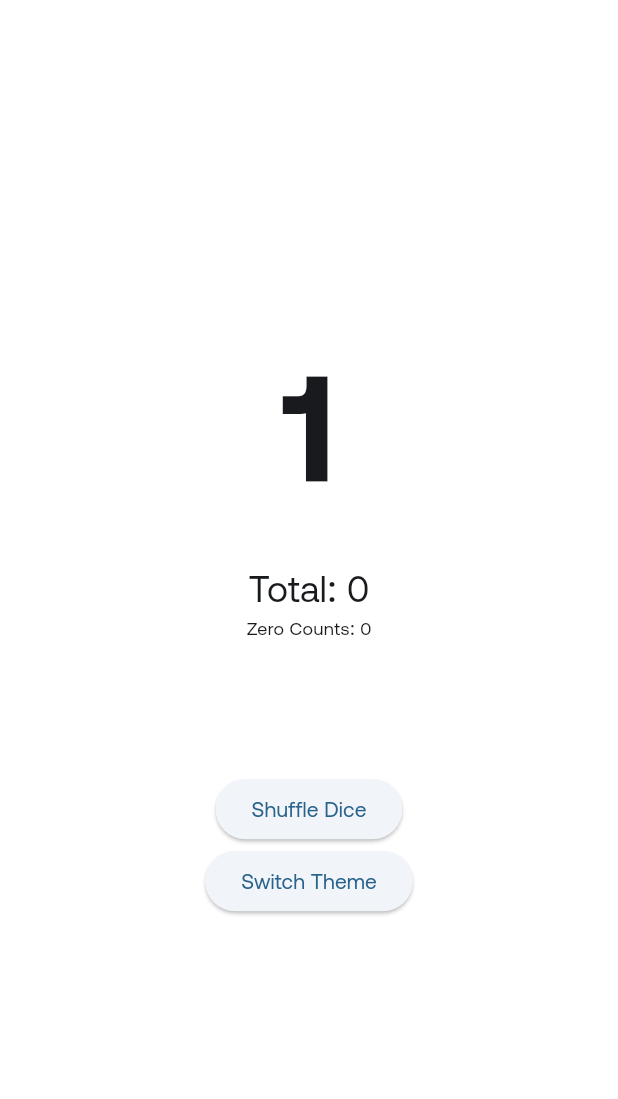
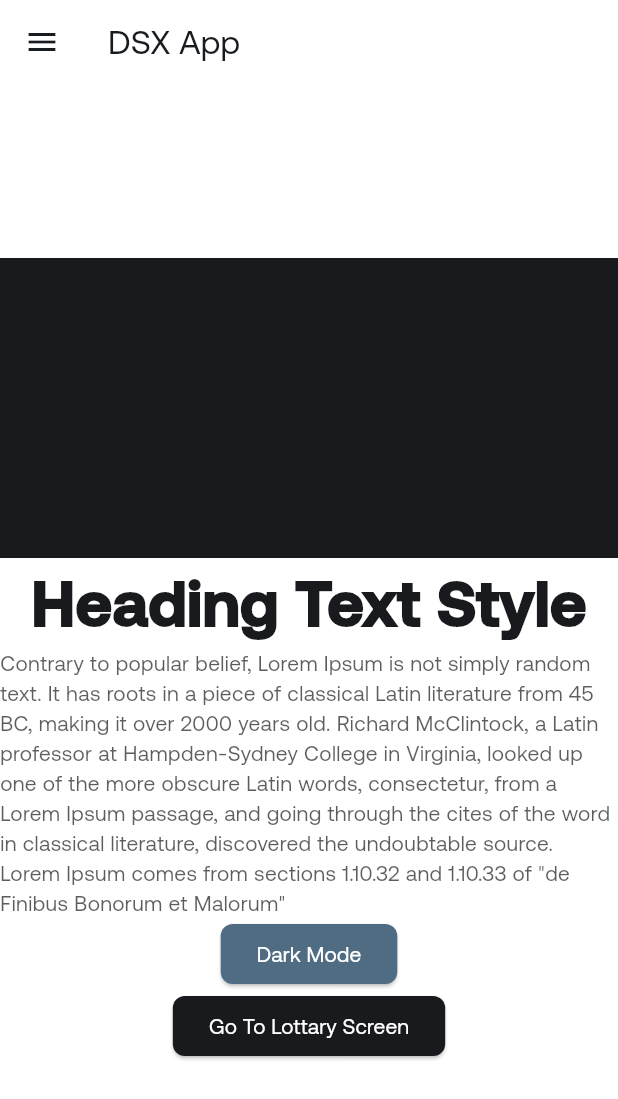
Before and after one commit to m6474n/dsx_app, a Flutter app: the screen it shows after launch, on a phone screen of 412 x 824 dp. Shown: the top 1099 px of the screen. Run offline on Flutter 3.47's test engine with Material 3 defaults, Android fonts, the phone set to English and light mode, and no system bars; our stand-ins replace firebase_core, flutter_bloc, shared_preferences; accounts and stored records are empty.

Commit message:
Theme Persistance added

```diff
--- a/lib/bloc/theme/theme_bloc.dart
+++ b/lib/bloc/theme/theme_bloc.dart
@@ -1,15 +1,33 @@
 import 'package:dsx_app/bloc/theme/theme_event.dart';
 import 'package:dsx_app/bloc/theme/theme_state.dart';
 import 'package:flutter_bloc/flutter_bloc.dart';
+import 'package:shared_preferences/shared_preferences.dart';
 
-class ThemeBloc extends Bloc<ThemeEvent,ThemeState>{
-ThemeBloc(): super(const LightMode()){
-  on<ToggleTheme>((event, emit) {
-    if(event.isDark){
-      emit(const DarkMode());
-    }else{
-      emit(const LightMode());
+class ThemeBloc extends Bloc<ThemeEvent, ThemeState> {
+  static const themeKey = 'isDarkMode';
+  ThemeBloc() : super(const LightMode()) {
+    on<ToggleTheme>(_onToggleTheme);
+    _loadSavedTheme();
+  }
+  Future<void> _onToggleTheme(
+    ThemeEvent event,
+    Emitter<ThemeState> emit,
+  ) async {
+    if (event is ToggleTheme) {
+      final prefs = await SharedPreferences.getInstance();
+      await prefs.setBool(themeKey, event.isDark);
+
+      if (event.isDark) {
+        emit(const DarkMode());
+      } else {
+        emit(const LightMode());
+      }
     }
-  },);
+  }
+
+  _loadSavedTheme() async {
+    final prefs = await SharedPreferences.getInstance();
+    final isDark = prefs.getBool(themeKey) ?? false;
+    add(ToggleTheme(isDark: isDark));
+  }
 }
-}
--- a/lib/bloc/theme/theme_state.dart
+++ b/lib/bloc/theme/theme_state.dart
@@ -6,6 +6,11 @@ abstract class ThemeState {
   final Color textColor;
   final Color bgColor;
   final Color borderColor;
+  final Color whiteColor;
+  final Color btnTextColor;
+  final double defaultBorderRadius;
+  final TextStyle headingStyle;
+  final TextStyle paragraphStyle;
 
   const ThemeState({
      this.primaryColor =  const Color(0xff506C83),
@@ -13,6 +18,12 @@ abstract class ThemeState {
      this.textColor=const Color(0xff181A1D),
      this.bgColor =Colors.white,
      this.borderColor=const Color.fromARGB(94, 80, 108, 131),
+     this.whiteColor = Colors.white,
+     this.btnTextColor = Colors.white,
+     this.headingStyle = const TextStyle(color:  Color(0xff181A1D), fontSize: 42, fontWeight: FontWeight.w900),
+ this.paragraphStyle =const TextStyle(color: Color.fromARGB(180, 24, 26, 29), fontSize: 14, fontWeight: FontWeight.w400)
+,
+     this.defaultBorderRadius = 8,
   });
 }
 
@@ -24,6 +35,9 @@ class DarkMode extends ThemeState {
           textColor: Colors.white,
           bgColor: const Color(0xff192229),
           borderColor:const Color.fromARGB(94, 80, 108, 131),
+          btnTextColor:const Color(0xff192229),
+          headingStyle: const TextStyle(color:  Color.fromARGB(255, 255, 255, 255), fontSize: 42, fontWeight: FontWeight.w900)
+          ,paragraphStyle: const TextStyle(color: Color.fromARGB(255, 186, 186, 186), fontSize: 14, fontWeight: FontWeight.w400)
         );
 }
 
@@ -35,5 +49,9 @@ class LightMode extends ThemeState {
           textColor: const Color(0xff181A1D),
           bgColor:  Colors.white,
           borderColor:const Color.fromARGB(94, 80, 108, 131),
+          btnTextColor:  Colors.white,
+            headingStyle : const TextStyle(color:  Color(0xff181A1D), fontSize: 42, fontWeight: FontWeight.w900),
+paragraphStyle :const TextStyle(color: Color.fromARGB(180, 24, 26, 29), fontSize: 14, fontWeight: FontWeight.w400)
+
         );
 }
--- /dev/null
+++ b/lib/components/buttons/primary_button.dart
@@ -0,0 +1,27 @@
+import 'package:dsx_app/bloc/theme/theme_state.dart';
+import 'package:dsx_app/helper/theme/theme_helper.dart';
+import 'package:flutter/material.dart';
+
+class PrimaryButton extends CustomTheme {
+  final String title;
+  final VoidCallback? onTap;
+  const PrimaryButton({super.key, required this.title,  this.onTap});
+
+  @override
+  Widget buildTheme(BuildContext context, ThemeState theme) {
+    return ElevatedButton(
+      style: ButtonStyle(
+        backgroundColor: WidgetStatePropertyAll(onTap!=null?  theme.primaryColor: Colors.grey),
+        foregroundColor: WidgetStatePropertyAll(theme.whiteColor),
+
+        shape: WidgetStatePropertyAll(
+          RoundedRectangleBorder(
+            borderRadius: BorderRadius.circular(theme.defaultBorderRadius),
+          ),
+        ),
+      ),
+      onPressed: onTap,
+      child: Text(title, ),
+    );
+  }
+}
--- /dev/null
+++ b/lib/components/buttons/secondary_button.dart
@@ -0,0 +1,30 @@
+import 'package:dsx_app/bloc/theme/theme_bloc.dart';
+import 'package:flutter/material.dart';
+import 'package:flutter_bloc/flutter_bloc.dart';
+
+class SecondaryButton extends StatelessWidget {
+    final String title;
+  final VoidCallback? onTap;
+  const SecondaryButton({super.key, required this.title, this.onTap});
+
+  @override
+  Widget build(BuildContext context) {
+    final theme = context.read<ThemeBloc>();
+    return  ElevatedButton(
+                  style: ButtonStyle(
+                  backgroundColor: WidgetStatePropertyAll(onTap!=null?  theme.state.textColor: Colors.grey ),
+                  foregroundColor: WidgetStatePropertyAll(  theme.state.btnTextColor),
+
+                    shape: WidgetStatePropertyAll(
+                      RoundedRectangleBorder(
+                        borderRadius: BorderRadius.circular(
+                      theme.state.   defaultBorderRadius,
+                        ),
+                      ),
+                    ),
+                  ),
+                  onPressed: onTap
+,                   child: Text(title),
+                );
+  }
+}
--- a/lib/main.dart
+++ b/lib/main.dart
@@ -43,6 +43,7 @@ class _MyAppState extends State<MyApp> {
             themeMode: state is DarkMode ? ThemeMode.dark : ThemeMode.light,
 
             theme: ThemeData(
+              appBarTheme: AppBarTheme(backgroundColor: state.bgColor,elevation: 0, scrolledUnderElevation: 0),
               scaffoldBackgroundColor: state.bgColor,
               textTheme: TextTheme(
                 displayLarge: _style,
--- a/lib/ui/home_screen.dart
+++ b/lib/ui/home_screen.dart
@@ -1,80 +1,13 @@
-// import 'package:dsx_app/controller/home/home_controller.dart';
-// import 'package:dsx_app/main.dart';
-// import 'package:dsx_app/utils/constants.dart';
-// import 'package:flutter/material.dart';
-// import 'package:get/get.dart';
-
-// class HomeScreen extends StatelessWidget {
-//   const HomeScreen({super.key});
-
-//   @override
-//   Widget build(BuildContext context) {
-//     return GetBuilder(
-//       init: HomeController(),
-//       builder: (cont) {
-//         return Scaffold(
-//           backgroundColor: colorManager.bgColor,
-//           body: Center(
-//             child: Column(
-//               mainAxisAlignment: MainAxisAlignment.center,
-//               crossAxisAlignment: CrossAxisAlignment.center,
-//               children: [
-//                 Text("Heading Text", style: defaultHeadingStyle),
-//                 Text(
-//                   "Lorem Ipsum is simply dummy text of the printing and typesetting industry. Lorem Ipsum has been the industry's standard dummy text ever since the 1500s, when an unknown printer took a galley of type and scrambled it to make a type specimen book. It has survived not only five centuries, but also the leap into electronic typesetting, remaining essentially unchanged. It was popularised in the 1960s with the release of Letraset sheets containing Lorem Ipsum passages, and more recently with desktop publishing software like Aldus PageMaker including versions of Lorem Ipsum.",
-//                   style: defaultParagraphStyle,
-//                   textAlign: TextAlign.center,
-//                 ),
-//                 ElevatedButton(
-//                   style: ButtonStyle(
-//                   backgroundColor: WidgetStatePropertyAll(colorManager.textColor),
-//                   foregroundColor: WidgetStatePropertyAll(colorManager.whiteColor),
-
-//                     shape: WidgetStatePropertyAll(
-//                       RoundedRectangleBorder(
-//                         borderRadius: BorderRadius.circular(
-//                           defaultBorderRadius,
-//                         ),
-//                       ),
-//                     ),
-//                   ),
-//                   onPressed: () {
-//                     cont.toggleTheme();
-//                   },
-//                   child: Text("Change Theme"),
-//                 ),
-//                 SizedBox(
-
-//                   child: Align(
-//                     alignment: Alignment.center,
-//                     child: Container(
-//                       constraints: BoxConstraints(minWidth: 100, minHeight: 45)
-//                       ,
-//                       decoration: BoxDecoration(
-//                         borderRadius: BorderRadius.circular(defaultBorderRadius),
-//                         gradient: LinearGradient(colors: [ colorManager.secondaryolor,colorManager.primaryColor,], begin: Alignment.topLeft, end: Alignment.bottomRight)),
-//                       child: Center(child: Padding(
-//                         padding: const EdgeInsets.symmetric(vertical: 8.0, horizontal: 18),
-//                         child: Text("Click Me", style: TextStyle(color: colorManager.whiteColor),),
-//                       )),
-//                     ),
-//                   ),
-//                 )
-//               ],
-//             ),
-//           ),
-//         );
-//       },
-//     );
-//   }
-// }
-
 import 'package:dsx_app/bloc/shuffle/shuffle_bloc.dart';
 import 'package:dsx_app/bloc/shuffle/shuffle_event.dart';
 import 'package:dsx_app/bloc/shuffle/shuffle_state.dart';
 import 'package:dsx_app/bloc/theme/theme_bloc.dart';
 import 'package:dsx_app/bloc/theme/theme_event.dart';
 import 'package:dsx_app/bloc/theme/theme_state.dart';
+import 'package:dsx_app/components/buttons/primary_button.dart';
+import 'package:dsx_app/components/buttons/secondary_button.dart';
+import 'package:dsx_app/ui/game/lottery_game.dart';
+import 'package:dsx_app/utils/extensions.dart';
 import 'package:flutter/material.dart';
 import 'package:flutter_bloc/flutter_bloc.dart';
 
@@ -84,7 +17,21 @@ class HomeScreen extends StatelessWidget {
   @override
   Widget build(BuildContext context) {
     final diceBloc = context.read<ShuffleBloc>();
+    final theme = context.theme;
     return Scaffold(
+      appBar: AppBar(title: Text("DSX App"),leading: IconButton (onPressed: () {  },
+
+      icon: Icon(Icons.menu)),),
+      // drawer: Drawer(
+      //   backgroundColor: theme.bgColor,
+      //   child: ListView(children: [
+
+      //   DrawerHeader(child: Text(
+      //     "This is Drawer header",
+      //   )),
+      //   Text("HEllo"),
+
+      // ],),),
       body: BlocBuilder<ShuffleBloc, ShuffleState>(
         builder: (context, state) {
           return Center(
@@ -92,68 +39,90 @@ class HomeScreen extends StatelessWidget {
               crossAxisAlignment: CrossAxisAlignment.center,
               mainAxisAlignment: MainAxisAlignment.center,
               children: [
-                AnimatedSwitcher(
-                  duration: Duration(milliseconds: 200),
-                  transitionBuilder:
-                      (child, anim) =>
-                          ScaleTransition(scale: anim, child: child),
-                  child: Text(
-                    '${state.currentNumber}',
-                    key: ValueKey(state.currentNumber),
-                    style: TextStyle(
-                      fontSize: 100,
-                      fontWeight: FontWeight.bold,
-                    ),
-                  ),
+                AnimatedContainer(duration:Duration(milliseconds: 400),
+
+                decoration: BoxDecoration(color: theme.textColor), height: 200, width: double.infinity,),
+                // AnimatedSwitcher(
+                //   duration: Duration(milliseconds: 200),
+                //   transitionBuilder:
+                //       (child, anim) =>
+                //           ScaleTransition(scale: anim, child: child),
+                //   child: Text(
+                //     '${state.currentNumber}',
+                //     key: ValueKey(state.currentNumber),
+                //     style: TextStyle(
+                //       fontSize: 100,
+                //       fontWeight: FontWeight.bold,
+                //     ),
+                //   ),
+                // ),
+                // SizedBox(height: 20),
+                // Text(
+                //   'Total: ${state.total}',
+                //   style: TextStyle(fontSize: 24, fontWeight: FontWeight.w500),
+                // ),
+                // Text(
+                //   'Zero Counts: ${state.zeroCount}',
+                //   style: TextStyle(fontSize: 12, fontWeight: FontWeight.w500),
+                // ),
+                // SizedBox(height: 10),
+                // Text(
+                //   state.status,
+                //   style: TextStyle(fontSize: 20, color: Colors.blueAccent),
+                // ),
+                // SizedBox(height: 50),
+                // state.status.isEmpty
+                //     ? ElevatedButton(
+                //       onPressed:
+                //           state.isShuffling
+                //               ? null
+                //               : () {
+                //                 context.read<ShuffleBloc>().add(
+                //                   StartShuffling(),
+                //                 );
+                //               },
+                //       child: Text(
+                //         state.isShuffling ? "Shuffling..." : "Shuffle Dice",
+                //       ),
+                //     )
+                //     : ElevatedButton(
+                //       onPressed: () {
+                //         context.read<ShuffleBloc>().add(ResetShuffle());
+
+                //       },
+                //       child: Text('Try Again'),
+                //     ),
+                // BlocBuilder<ThemeBloc, ThemeState>(
+                //   builder: (context, state) {
+                //     final isDark = state is DarkMode;
+                //     return ElevatedButton(
+                //       onPressed: () {
+                //         context.read<ThemeBloc>().add(
+                //           ToggleTheme(isDark: !isDark),
+                //         );
+                //         ;
+                //       },
+                //       child: Text('Switch Theme'),
+                //     );
+                //   },
+                // ),
+
+                Text("Heading Text Style", style: theme.headingStyle),
+                Text(
+                  'Contrary to popular belief, Lorem Ipsum is not simply random text. It has roots in a piece of classical Latin literature from 45 BC, making it over 2000 years old. Richard McClintock, a Latin professor at Hampden-Sydney College in Virginia, looked up one of the more obscure Latin words, consectetur, from a Lorem Ipsum passage, and going through the cites of the word in classical literature, discovered the undoubtable source. Lorem Ipsum comes from sections 1.10.32 and 1.10.33 of "de Finibus Bonorum et Malorum"',
+                  style: theme.paragraphStyle,
                 ),
-                SizedBox(height: 20),
-                Text(
-                  'Total: ${state.total}',
-                  style: TextStyle(fontSize: 24, fontWeight: FontWeight.w500),
-                ),
-                Text(
-                  'Zero Counts: ${state.zeroCount}',
-                  style: TextStyle(fontSize: 12, fontWeight: FontWeight.w500),
-                ),
-                SizedBox(height: 10),
-                Text(
-                  state.status,
-                  style: TextStyle(fontSize: 20, color: Colors.blueAccent),
-                ),
-                SizedBox(height: 50),
-                state.status.isEmpty
-                    ? ElevatedButton(
-                      onPressed:
-                          state.isShuffling
-                              ? null
-                              : () {
-                                context.read<ShuffleBloc>().add(
-                                  StartShuffling(),
-                                );
-                              },
-                      child: Text(
-                        state.isShuffling ? "Shuffling..." : "Shuffle Dice",
-                      ),
-                    )
-                    : ElevatedButton(
-                      onPressed: () {
-                        context.read<ShuffleBloc>().add(ResetShuffle());
-                        ;
-                      },
-                      child: Text('Try Again'),
-                    ),
-                     BlocBuilder<ThemeBloc, ThemeState>(
-                       builder: (context, state) {
-                        final isDark = state is DarkMode;
-                         return ElevatedButton(
-                          onPressed: () {
-                            context.read<ThemeBloc>().add(ToggleTheme(isDark: !isDark));
-                            ;
-                          },
-                          child: Text('Switch Theme'),
-                                             );
-                       }
-                     ),
+                PrimaryButton(title: theme is DarkMode? 'Light Mode': 'Dark Mode', onTap: () {
+                  final isDark = theme is DarkMode;
+                  context.themeController.add(ToggleTheme(isDark:!isDark ));
+                }),
+                SecondaryButton(title: "Go To Lottary Screen",onTap: (){
+                  Navigator.push(context,MaterialPageRoute(builder: (_)=> LotteryGame() ));
+                },),
+
+                //  SizedBox(
+                //   width: 200,
+                //   child: GradientButton())
               ],
             ),
           );
--- a/lib/utils/constants.dart
+++ b/lib/utils/constants.dart
@@ -9,4 +9,3 @@ import 'package:flutter/material.dart';
 // style
 //  TextStyle defaultHeadingStyle =TextStyle(color: colorManager.textColor, fontSize: 42, fontWeight: FontWeight.w900);
 //  TextStyle defaultParagraphStyle =TextStyle(color: colorManager.textColor.withOpacity(0.6), fontSize: 14, fontWeight: FontWeight.w400);
-const double defaultBorderRadius = 8;
```
Also changed, not shown: lib/components/buttons/gradient_button.dart (added, +32 -0 lines), lib/helper/theme/theme_helper.dart (added, +16 -0 lines), lib/utils/extensions.dart (added, +13 -0 lines).
